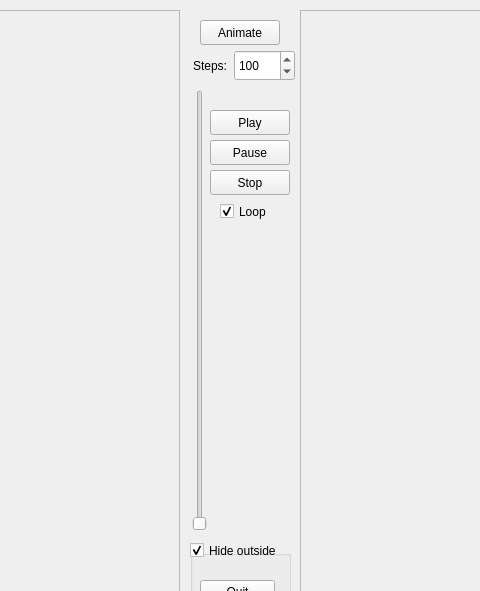
The window that mywindow.ui (jasienieckih/lgim8) describes before a commit, drawn with Qt 5; both pictures show x 430 to 910 and y 0 to 591 of the 1344 by 682 pixel window.
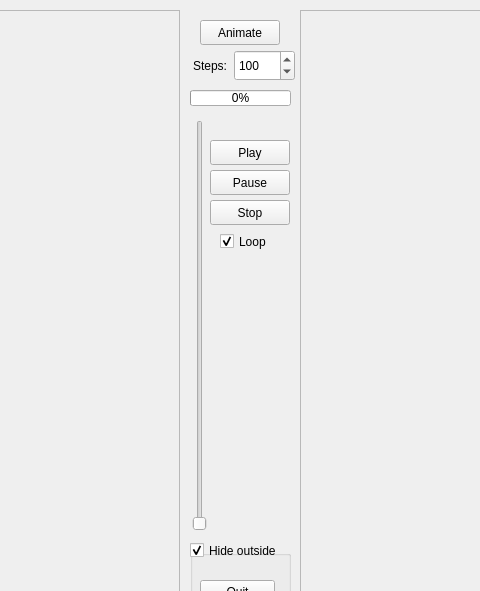
The same window after the commit.

Commit message: Add animation progress bar

Patch:
```diff
--- a/mywindow.ui
+++ b/mywindow.ui
@@ -179,9 +179,9 @@
     <property name="geometry">
      <rect>
       <x>620</x>
-      <y>90</y>
+      <y>120</y>
       <width>20</width>
-      <height>441</height>
+      <height>411</height>
      </rect>
     </property>
     <property name="minimum">
@@ -201,7 +201,7 @@
     <property name="geometry">
      <rect>
       <x>640</x>
-      <y>110</y>
+      <y>140</y>
       <width>80</width>
       <height>25</height>
      </rect>
@@ -214,7 +214,7 @@
     <property name="geometry">
      <rect>
       <x>640</x>
-      <y>140</y>
+      <y>170</y>
       <width>80</width>
       <height>25</height>
      </rect>
@@ -227,7 +227,7 @@
     <property name="geometry">
      <rect>
       <x>640</x>
-      <y>170</y>
+      <y>200</y>
       <width>80</width>
       <height>25</height>
      </rect>
@@ -240,7 +240,7 @@
     <property name="geometry">
      <rect>
       <x>650</x>
-      <y>200</y>
+      <y>230</y>
       <width>71</width>
       <height>23</height>
      </rect>
@@ -252,6 +252,19 @@
      <bool>true</bool>
     </property>
    </widget>
+   <widget class="QProgressBar" name="progressBar">
+    <property name="geometry">
+     <rect>
+      <x>620</x>
+      <y>90</y>
+      <width>101</width>
+      <height>16</height>
+     </rect>
+    </property>
+    <property name="value">
+     <number>0</number>
+    </property>
+   </widget>
   </widget>
   <widget class="QMenuBar" name="menuBar">
    <property name="geometry">
```
The commit also changes 1 other file.
